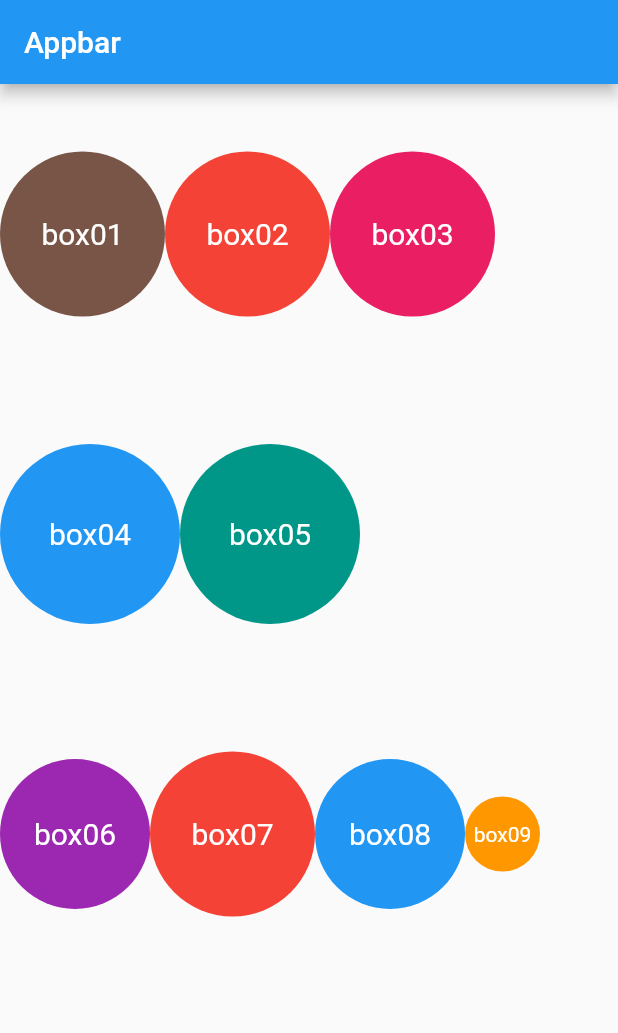
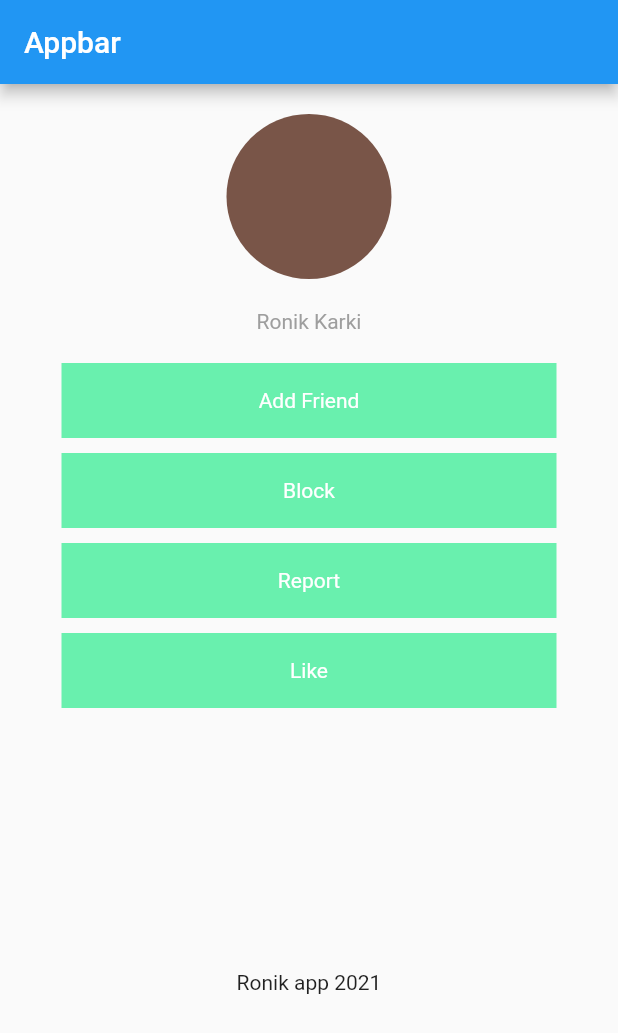
Before and after one commit to dRoTDM/flutterfirstapp, a Flutter app: the screen it shows after launch, on a phone screen of 412 x 824 dp. Shown: the top 1033 px of the screen. Run offline on Flutter 3.47's test engine with Material 2 defaults, Android fonts, the phone set to English and light mode, and no system bars.

Commit message:
Ronik app layout

```diff
--- a/lib/view/ronik_page.dart
+++ b/lib/view/ronik_page.dart
@@ -6,142 +6,81 @@ class RonikPage extends StatelessWidget {
   @override
   Widget build(BuildContext context) {
     return Scaffold(
-      body: Column(
-        children: [
-          Row(
+      body: Center(
+        child: Column(
           children: [
             Container(
-                child: const Center(
-                    child: Text(
-                  'box01',
-                  style: TextStyle(color: Colors.white, fontSize: 20),
-                )),
-                height: 200,
-                width: 110,
-                decoration: const BoxDecoration(
-                  color: Colors.brown,
-                  shape: BoxShape.circle,
-                ),
-              ),
-              Container(
-                child: const Center(
-                  child: Text(
-                    'box02',
-                    style: TextStyle(color: Colors.white, fontSize: 20),
-                  ),
-                ),
-                height: 200,
+              height: 150,
               width: 110,
               decoration: const BoxDecoration(
                 shape: BoxShape.circle,
-                  color: Colors.red,
+                color: Colors.brown,
               ),
             ),
+            const Text(
+              'Ronik Karki',
+              style: TextStyle(color: Colors.grey),
+            ),
+            const SizedBox(
+              height: 20,
+            ),
+
             Container(
-                  child: const Center(
-                    child: Text(
-                      'box03',
-                      style: TextStyle(color: Colors.white, fontSize: 20),
+              height: 50,
+              width: 330,
+              color: Colors.greenAccent,
+              child: Center(
+                  child: const Text(
+                "Add Friend",
+                style: TextStyle(color: Colors.white),
+              )),
             ),
+            //Space between boxes
+            const SizedBox(
+              height: 10,
             ),
-                  height: 200,
-                  width: 110,
-                  decoration: const BoxDecoration(
-                    shape: BoxShape.circle,
-                    color: Colors.pink,
+            Container(
+              height: 50,
+              width: 330,
+              color: Colors.greenAccent,
+              child: Center(
+                  child: const Text(
+                "Block",
+                style: TextStyle(color: Colors.white),
               )),
+            ),
+            const SizedBox(
+              height: 10,
+            ),
+            Container(
+              height: 50,
+              width: 330,
+              color: Colors.greenAccent,
+              child: Center(
+                  child: const Text(
+                "Report",
+                style: TextStyle(color: Colors.white),
+              )),
+            ),
+            const SizedBox(
+              height: 10,
+            ),
+            Container(
+              height: 50,
+              width: 330,
+              color: Colors.greenAccent,
+              child: Center(
+                  child: const Text(
+                "Like",
+                style: TextStyle(color: Colors.white),
+              )),
+            ),
+            const SizedBox(
+              height: 175,
+            ),
+            const Text("Ronik app 2021"),
           ],
         ),
-          Row(
-            children: [
-              Container(
-                child: const Center(
-                  child: Text(
-                    'box04',
-                    style: TextStyle(color: Colors.white, fontSize: 20),
-                  ),
-                ),
-                height: 200,
-                width: 120,
-                decoration: const BoxDecoration(
-                  shape: BoxShape.circle,
-                  color: Colors.blue,
-                ),
-              ),
-              Container(
-                child: const Center(
-                  child: Text(
-                    'box05',
-                    style: TextStyle(color: Colors.white, fontSize: 20),
-                  ),
-                ),
-                height: 200,
-                width: 120,
-                decoration: const BoxDecoration(
-                  shape: BoxShape.circle,
-                  color: Colors.teal,
-                ),
-              ),
-            ],
-          ),
-          Row(
-            children: [
-              Container(
-                height: 200,
-                width: 100,
-                child: const Center(
-                  child: Text(
-                    'box06',
-                    style: TextStyle(color: Colors.white, fontSize: 20),
-                  ),
-                ),
-                decoration: const BoxDecoration(
-                  shape: BoxShape.circle,
-                  color: Colors.purple,
-                ),
-              ),
-              Container(
-                height: 200,
-                width: 110,
-                child: const Center(
-                  child: Text(
-                    'box07',
-                    style: TextStyle(color: Colors.white, fontSize: 20),
-                  ),
-                ),
-                decoration: const BoxDecoration(
-                    shape: BoxShape.circle, color: Colors.red),
-              ),
-              Container(
-                child: const Center(
-                  child: Text(
-                    'box08',
-                    style: TextStyle(color: Colors.white, fontSize: 20),
-                  ),
-                ),
-                height: 200,
-                width: 100,
-                decoration: const BoxDecoration(
-                  shape: BoxShape.circle,
-                  color: Colors.blue,
-                ),
-              ),
-              Container(
-                  child: const Center(
-                    child: Text(
-                      'box09',
-                      style: TextStyle(color: Colors.white, fontSize: 14),
-                    ),
-                  ),
-                  height: 200,
-                  width: 50,
-                  decoration: const BoxDecoration(
-                    shape: BoxShape.circle,
-                    color: Colors.orange,
-                  )),
-            ],
-          ),
-        ],
       ),
       appBar: AppBar(
         title: Text('Appbar'),
```
Lines whose indentation alone changed are shown as unchanged.
